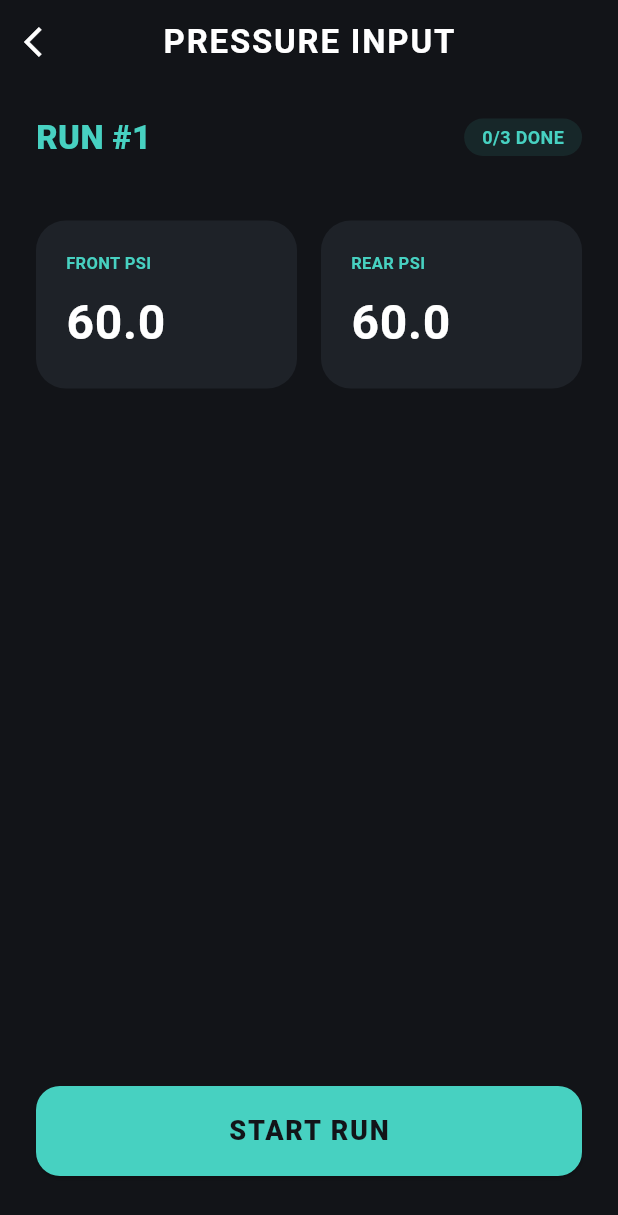
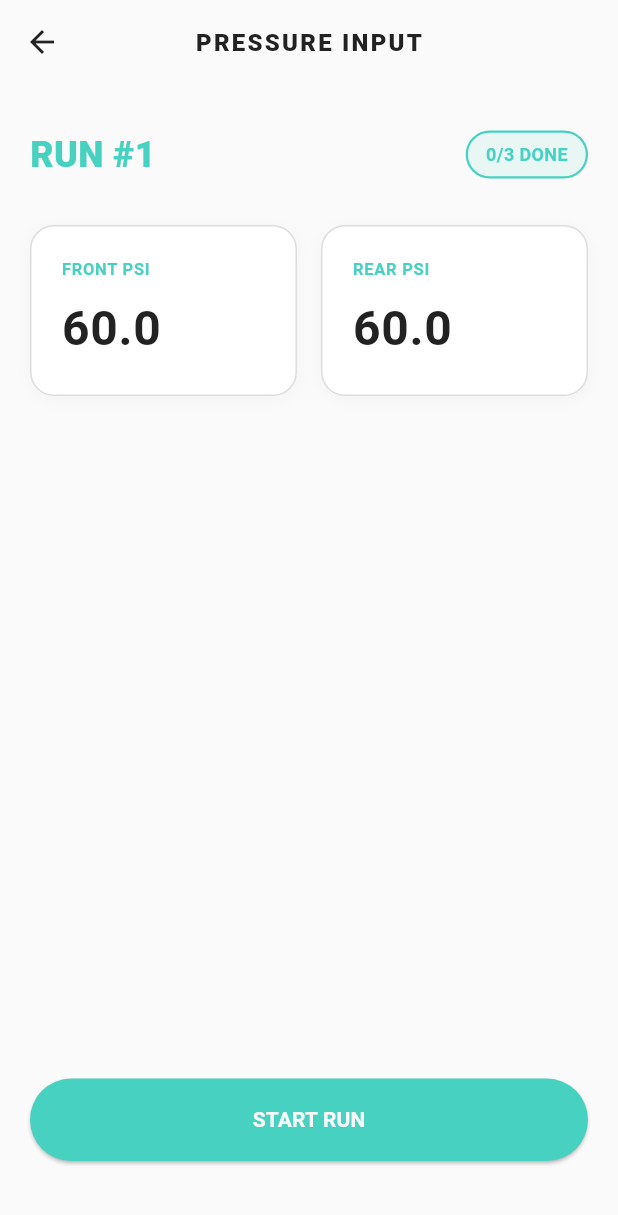
Before and after one commit to abramovychmax-cpu/under-preassure-tyre, a Flutter app: the PressureInputPage screen opened directly, on a phone screen of 412 x 824 dp. Shown: the top 1215 px of the screen. Run offline on Flutter 3.47's test engine with Material 3 defaults, Android fonts, the phone set to English and light mode, and no system bars; our stand-ins replace fl_chart, flutter_blue_plus, geolocator, sensors_plus, shared_preferences, wakelock_plus; missing offline and left inert: fit_tool; accounts and stored records are empty.

Commit message:
Fix UI/UX issues: center texts, add bike type, fix sensor selection, update button styles, fix pressure input theme, improve speed parsing

```diff
--- a/lib/home_page.dart
+++ b/lib/home_page.dart
@@ -27,9 +27,11 @@ class _HomePageState extends State<HomePage> {
             children: [
               // App Title
               const Column(
+                crossAxisAlignment: CrossAxisAlignment.center,
                 children: [
                   Text(
                     'PERFECT PRESSURE',
+                    textAlign: TextAlign.center,
                     style: TextStyle(
                       color: accentGemini,
                       fontSize: 32,
--- a/lib/pressure_input_page.dart
+++ b/lib/pressure_input_page.dart
@@ -1,5 +1,7 @@
 import 'package:flutter/material.dart';
-import 'recording_page.dart'; // <--- IF THIS IS MISSING, YOU GET THE UNDEFINED_METHOD ERROR
+import 'package:shared_preferences/shared_preferences.dart';
+import 'recording_page.dart';
+import 'ui/common_widgets.dart';
 
 class PressureInputPage extends StatefulWidget {
   final String protocol; // 'constant_power', 'lap_efficiency', or 'coast_down'
@@ -14,16 +16,26 @@ class PressureInputPage extends StatefulWidget {
 }
 
 class _PressureInputPageState extends State<PressureInputPage> {
-  // Controllers for PSI input
+  // Controllers for pressure input
   final TextEditingController _frontController = TextEditingController(text: "60.0");
   final TextEditingController _rearController = TextEditingController(text: "60.0");
 
   int completedRuns = 0;
+  String _pressureUnit = 'PSI';
+  final List<Map<String, double>> _previousPressures = []; // Store previous run pressures
 
-  // Gemini Dark Palette
-  static const Color bgDark = Color(0xFF121418);
-  static const Color cardGrey = Color(0xFF1E2228);
-  static const Color geminiTeal = Color(0xFF47D1C1);
+  @override
+  void initState() {
+    super.initState();
+    _loadSettings();
+  }
+
+  Future<void> _loadSettings() async {
+    final prefs = await SharedPreferences.getInstance();
+    setState(() {
+      _pressureUnit = prefs.getString('pressure_unit') ?? 'PSI';
+    });
+  }
 
   @override
   void dispose() {
@@ -35,60 +47,92 @@ class _PressureInputPageState extends State<PressureInputPage> {
   @override
   Widget build(BuildContext context) {
     return Scaffold(
-      backgroundColor: bgDark,
+      backgroundColor: bgLight,
       appBar: AppBar(
-        backgroundColor: bgDark,
+        backgroundColor: bgLight,
         elevation: 0,
-        leading: IconButton(
-          icon: const Icon(Icons.arrow_back_ios, color: Colors.white),
-          onPressed: () => Navigator.pop(context),
+        title: const Text(
+          "PRESSURE INPUT",
+          style: TextStyle(color: Color(0xFF222222), fontWeight: FontWeight.w900, letterSpacing: 1.5, fontSize: 16)
         ),
-        title: const Text("PRESSURE INPUT",
-          style: TextStyle(color: Colors.white, fontWeight: FontWeight.bold, letterSpacing: 1.2)),
         centerTitle: true,
+        foregroundColor: const Color(0xFF222222),
       ),
       body: Padding(
-        padding: const EdgeInsets.symmetric(horizontal: 24.0),
+        padding: const EdgeInsets.all(20.0),
         child: Column(
           crossAxisAlignment: CrossAxisAlignment.start,
           children: [
-            const SizedBox(height: 20),
+            const SizedBox(height: 10),
             Row(
               mainAxisAlignment: MainAxisAlignment.spaceBetween,
               children: [
-                Text("RUN #${completedRuns + 1}",
-                  style: const TextStyle(color: geminiTeal, fontWeight: FontWeight.w800, fontSize: 22)),
+                Text(
+                  "RUN #${completedRuns + 1}",
+                  style: const TextStyle(color: accentGemini, fontWeight: FontWeight.w900, fontSize: 24)
+                ),
                 Container(
-                  padding: const EdgeInsets.symmetric(horizontal: 12, vertical: 4),
+                  padding: const EdgeInsets.symmetric(horizontal: 12, vertical: 6),
                   decoration: BoxDecoration(
-                    color: geminiTeal.withAlpha((0.1 * 255).round()),
+                    color: accentGemini.withAlpha((0.1 * 255).round()),
                     borderRadius: BorderRadius.circular(20),
+                    border: Border.all(color: accentGemini, width: 1.5),
                   ),
-                  child: Text("$completedRuns/3 DONE",
-                    style: const TextStyle(color: geminiTeal, fontSize: 12, fontWeight: FontWeight.bold)),
+                  child: Text(
+                    "$completedRuns/3 DONE",
+                    style: const TextStyle(color: accentGemini, fontSize: 12, fontWeight: FontWeight.bold)
+                  ),
                 ),
               ],
             ),
-            const SizedBox(height: 40),
+
+            // Show previous run pressures if any
+            if (_previousPressures.isNotEmpty) ...[
+              const SizedBox(height: 20),
+              AppCard(
+                child: Column(
+                  crossAxisAlignment: CrossAxisAlignment.start,
+                  children: [
+                    const Text(
+                      'Previous Runs',
+                      style: TextStyle(fontSize: 14, fontWeight: FontWeight.bold, color: Color(0xFF666666)),
+                    ),
+                    const SizedBox(height: 8),
+                    ..._previousPressures.asMap().entries.map((entry) {
+                      int idx = entry.key;
+                      Map<String, double> pressure = entry.value;
+                      return Padding(
+                        padding: const EdgeInsets.only(bottom: 4),
+                        child: Text(
+                          'Run ${idx + 1}: Front ${pressure['front']!.toStringAsFixed(1)} $_pressureUnit  |  Rear ${pressure['rear']!.toStringAsFixed(1)} $_pressureUnit',
+                          style: const TextStyle(fontSize: 13, color: Color(0xFF888888)),
+                        ),
+                      );
+                    }).toList(),
+                  ],
+                ),
+              ),
+            ],
+
+            const SizedBox(height: 30),
             Row(
               children: [
-                Expanded(child: _buildPressureField("FRONT PSI", _frontController)),
+                Expanded(child: _buildPressureField("FRONT $_pressureUnit", _frontController)),
                 const SizedBox(width: 16),
-                Expanded(child: _buildPressureField("REAR PSI", _rearController)),
+                Expanded(child: _buildPressureField("REAR $_pressureUnit", _rearController)),
               ],
             ),
             const Spacer(),
             SizedBox(
               width: double.infinity,
-              height: 60,
+              height: 55,
               child: ElevatedButton(
                 style: ElevatedButton.styleFrom(
-                  backgroundColor: geminiTeal,
-                  foregroundColor: bgDark,
-                  shape: RoundedRectangleBorder(borderRadius: BorderRadius.circular(16)),
+                  backgroundColor: accentGemini,
+                  foregroundColor: bgLight,
+                  shape: RoundedRectangleBorder(borderRadius: BorderRadius.circular(30)),
                 ),
                 onPressed: () async {
-                  // This is line 86/87 where your error was
                   final result = await Navigator.push(
                     context,
                     MaterialPageRoute(
@@ -100,30 +144,41 @@ class _PressureInputPageState extends State<PressureInputPage> {
                   );
 
                   if (result == true) {
-                    setState(() => completedRuns++);
+                    setState(() {
+                      // Store current run pressure
+                      _previousPressures.add({
+                        'front': double.tryParse(_frontController.text) ?? 0.0,
+                        'rear': double.tryParse(_rearController.text) ?? 0.0,
+                      });
+                      completedRuns++;
+                    });
                   }
                 },
-                child: const Text("START RUN",
-                  style: TextStyle(fontSize: 18, fontWeight: FontWeight.w800, letterSpacing: 1.2)),
+                child: const Text(
+                  "START RUN",
+                  style: TextStyle(fontWeight: FontWeight.bold)
+                ),
               ),
             ),
             if (completedRuns >= 3) ...[
               const SizedBox(height: 16),
               SizedBox(
                 width: double.infinity,
-                height: 60,
+                height: 55,
                 child: OutlinedButton(
                   style: OutlinedButton.styleFrom(
-                    side: const BorderSide(color: geminiTeal, width: 2),
-                    shape: RoundedRectangleBorder(borderRadius: BorderRadius.circular(16)),
+                    side: const BorderSide(color: accentGemini, width: 2),
+                    shape: RoundedRectangleBorder(borderRadius: BorderRadius.circular(30)),
                   ),
                   onPressed: () => print("Calculating..."),
-                  child: const Text("FINISH AND CALCULATE",
-                    style: TextStyle(color: geminiTeal, fontSize: 16, fontWeight: FontWeight.bold)),
+                  child: const Text(
+                    "FINISH AND CALCULATE",
+                    style: TextStyle(color: accentGemini, fontWeight: FontWeight.bold)
+                  ),
                 ),
               ),
             ],
-            const SizedBox(height: 40),
+            const SizedBox(height: 30),
           ],
         ),
       ),
@@ -134,18 +189,29 @@ class _PressureInputPageState extends State<PressureInputPage> {
     return Container(
       padding: const EdgeInsets.all(20),
       decoration: BoxDecoration(
-        color: cardGrey,
-        borderRadius: BorderRadius.circular(20),
+        color: Colors.white,
+        borderRadius: BorderRadius.circular(16),
+        border: Border.all(color: cardBorder, width: 1),
+        boxShadow: [
+          BoxShadow(
+            color: Colors.black.withAlpha((0.03 * 255).round()),
+            blurRadius: 8,
+            offset: const Offset(0, 2),
+          )
+        ],
       ),
       child: Column(
         crossAxisAlignment: CrossAxisAlignment.start,
         children: [
-          Text(label, style: const TextStyle(color: geminiTeal, fontSize: 11, fontWeight: FontWeight.bold)),
+          Text(
+            label,
+            style: const TextStyle(color: accentGemini, fontSize: 11, fontWeight: FontWeight.bold, letterSpacing: 0.5)
+          ),
           const SizedBox(height: 8),
           TextField(
             controller: controller,
             keyboardType: const TextInputType.numberWithOptions(decimal: true),
-            style: const TextStyle(color: Colors.white, fontSize: 32, fontWeight: FontWeight.bold),
+            style: const TextStyle(color: Color(0xFF222222), fontSize: 32, fontWeight: FontWeight.bold),
             decoration: const InputDecoration(
               border: InputBorder.none,
               isDense: true,
--- a/lib/protocol_selection_page.dart
+++ b/lib/protocol_selection_page.dart
@@ -92,6 +92,7 @@ class ProtocolSelectionPage extends StatelessWidget {
             crossAxisAlignment: CrossAxisAlignment.start,
             children: [
               Row(
+                mainAxisAlignment: MainAxisAlignment.center,
                 children: [
                   CircleAvatar(
                     backgroundColor: color.withAlpha((0.08 * 255).round()),
@@ -101,13 +102,14 @@ class ProtocolSelectionPage extends StatelessWidget {
                   Expanded(
                     child: Text(
                       title,
+                      textAlign: TextAlign.center,
                       style: const TextStyle(fontWeight: FontWeight.bold, fontSize: 18, color: Color(0xFF222222)),
                     ),
                   ),
                 ],
               ),
               const SizedBox(height: 12),
-              Text(desc, style: const TextStyle(height: 1.4, color: Color(0xFF888888), fontSize: 15)),
+              Text(desc, textAlign: TextAlign.center, style: const TextStyle(height: 1.4, color: Color(0xFF888888), fontSize: 15)),
             ],
           ),
         ),
--- a/lib/recording_page.dart
+++ b/lib/recording_page.dart
@@ -55,7 +55,9 @@ class _RecordingPageState extends State<RecordingPage> {
 
     // Initialize sensor session for this run
     _sensorService.resetDistance();
-    _sensorService.loadSavedSensors();
+    // Don't call loadSavedSensors() here - sensors should already be connected from SensorSetupPage
+    // Calling it again might cause unnecessary re-scanning and connection interruption
+
     // start FIT/JSONL recording session for this run
     _sensorService.startRecordingSession(widget.frontPressure, widget.rearPressure, protocol: widget.protocol);
 
```
Also changed, not shown: lib/coast_down_instructions.dart (+4 -3 lines), lib/sensor_service.dart (+12 -2 lines), lib/sensor_setup_page.dart (+11 -4 lines), lib/wheel_metrics_page.dart (+49 -8 lines).
